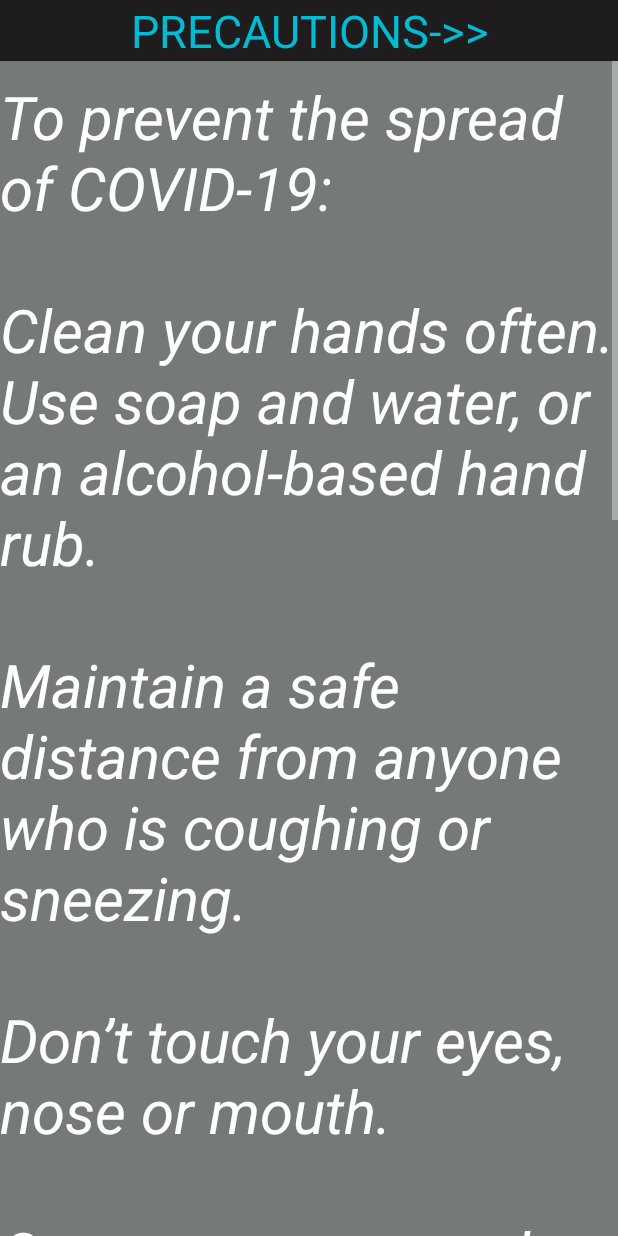
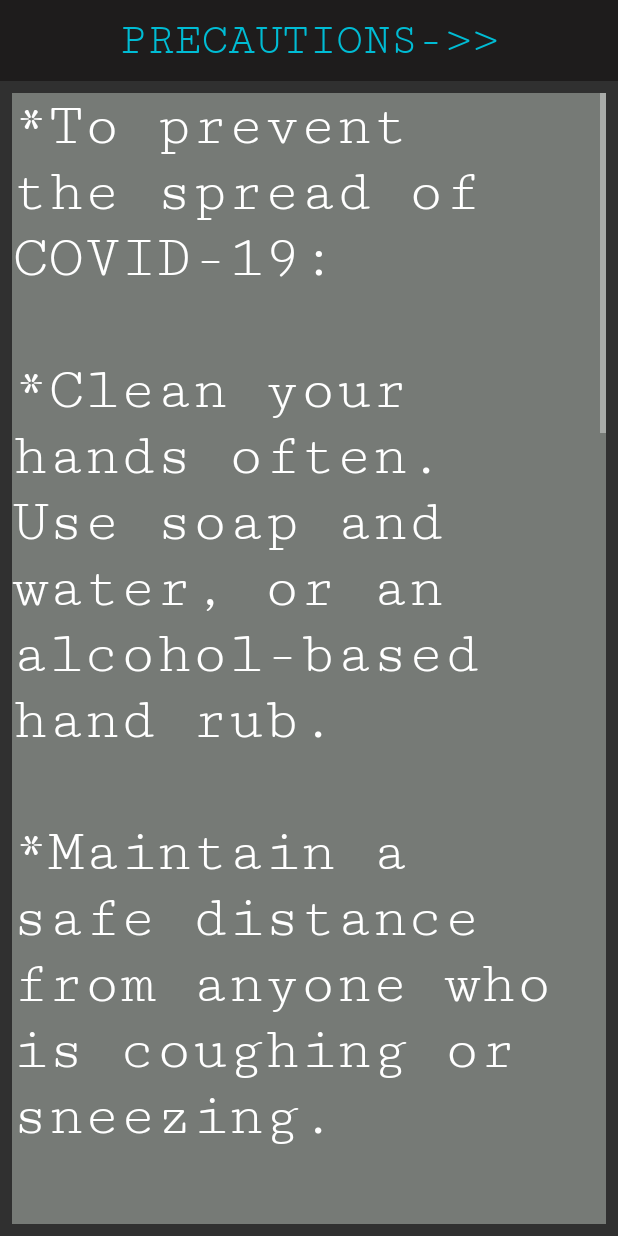
Before and after one commit to shaheen0b111/KotlinAndroidApp, an Android app: the PrecautionActivity screen opened directly, with no data from a screen before it, on a phone screen of 412 x 824 dp. Run offline under Robolectric (Android 15) with nearby library versions, the phone set to English and light mode, and no system bars.

Commit message:
modified the layout of help and preacution activity

```diff
--- a/app/src/main/java/com/example/finalkotlinproject/HelpAdapter/HelpAdapter.kt
+++ b/app/src/main/java/com/example/finalkotlinproject/HelpAdapter/HelpAdapter.kt
@@ -18,7 +18,7 @@ class HelpAdapter(val context: Context, private val helpnumbers:ArrayList<HelpNu
     override fun getItemCount(): Int = helpnumbers.size
 
     override fun onBindViewHolder(holder: RecyclerView.ViewHolder, position: Int) {
-        holder.itemView.help_name.text = helpnumbers[position].hName + "-->"
+        holder.itemView.help_name.text = helpnumbers[position].hName
         holder.itemView.help_number.text = helpnumbers[position].hNumber
 
     }
--- a/app/src/main/java/com/example/finalkotlinproject/PrecautionActivity.kt
+++ b/app/src/main/java/com/example/finalkotlinproject/PrecautionActivity.kt
@@ -10,14 +10,14 @@ class PrecautionActivity : AppCompatActivity() {
         super.onCreate(savedInstanceState)
         setContentView(R.layout.precaution_main)
 
-        precaution_text.text = "To prevent the spread of COVID-19:\n\n" +
-                "Clean your hands often. Use soap and water, or an alcohol-based hand rub.\n\n" +
-                "Maintain a safe distance from anyone who is coughing or sneezing.\n\n" +
-                "Don’t touch your eyes, nose or mouth.\n\n" +
-                "Cover your nose and mouth with your bent elbow or a tissue when you cough or sneeze.\n\n" +
-                "Stay home if you feel unwell.\n\n" +
-                "If you have a fever, cough and difficulty breathing, seek medical attention. Call in advance.\n\n" +
-                "Follow the directions of your local health authority.\n\n" +
-                "Avoiding unneeded visits to medical facilities allows healthcare systems to operate more effectively, therefore protecting you and others."
+        precaution_text.text = "*To prevent the spread of COVID-19:\n\n" +
+                "*Clean your hands often. Use soap and water, or an alcohol-based hand rub.\n\n" +
+                "*Maintain a safe distance from anyone who is coughing or sneezing.\n\n" +
+                "*Don’t touch your eyes, nose or mouth.\n\n" +
+                "*Cover your nose and mouth with your bent elbow or a tissue when you cough or sneeze.\n\n" +
+                "*Stay home if you feel unwell.\n\n" +
+                "*If you have a fever, cough and difficulty breathing, seek medical attention. Call in advance.\n\n" +
+                "*Follow the directions of your local health authority.\n\n" +
+                "*Avoiding unneeded visits to medical facilities allows healthcare systems to operate more effectively, therefore protecting you and others."
     }
 }
--- a/app/src/main/res/layout/helpnumber_layout.xml
+++ b/app/src/main/res/layout/helpnumber_layout.xml
@@ -4,7 +4,9 @@
     android:id="@+id/help_linear_layout"
     android:layout_width="match_parent"
     android:layout_height="wrap_content"
+    android:layout_marginLeft="8dp"
     android:layout_marginTop="10dp"
+    android:layout_marginRight="8dp"
     android:background="@color/colorPrimaryDark">
 
     <TextView
--- a/app/src/main/res/layout/precaution_main.xml
+++ b/app/src/main/res/layout/precaution_main.xml
@@ -9,6 +9,8 @@
         android:layout_width="match_parent"
         android:layout_height="wrap_content"
         android:background="#1E1C1C"
+        android:fontFamily="serif-monospace"
+        android:padding="10sp"
         android:text="@string/precautions"
         android:textAlignment="center"
         android:textColor="#00BCD4"
@@ -18,6 +20,10 @@
         android:id="@+id/scrollID"
         android:layout_width="match_parent"
         android:layout_height="match_parent"
+        android:layout_marginLeft="8dp"
+        android:layout_marginTop="8dp"
+        android:layout_marginRight="8dp"
+        android:layout_marginBottom="8dp"
         android:background="@color/colorPrimary"
         android:fillViewport="true"
         android:scrollbars="vertical">
@@ -26,12 +32,9 @@
             android:id="@+id/precaution_text"
             android:layout_width="match_parent"
             android:layout_height="wrap_content"
-            android:layout_marginTop="10dp"
-            android:layout_marginBottom="10dp"
-            android:layout_weight="1.0"
+            android:fontFamily="serif-monospace"
             android:textAlignment="viewStart"
             android:textColor="#FFFFFF"
-            android:textSize="40sp"
-            android:textStyle="italic" />
+            android:textSize="40sp" />
     </ScrollView>
 </LinearLayout>
```
Also changed, not shown: app/src/main/res/layout/help_main.xml (+9 -9 lines).
